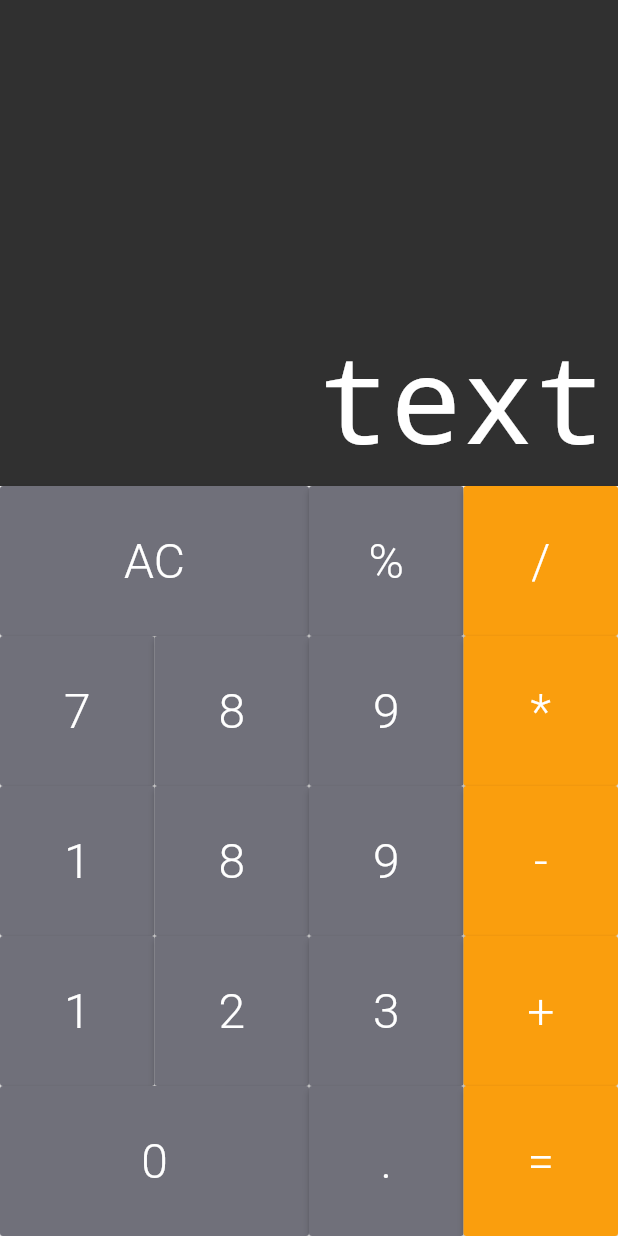
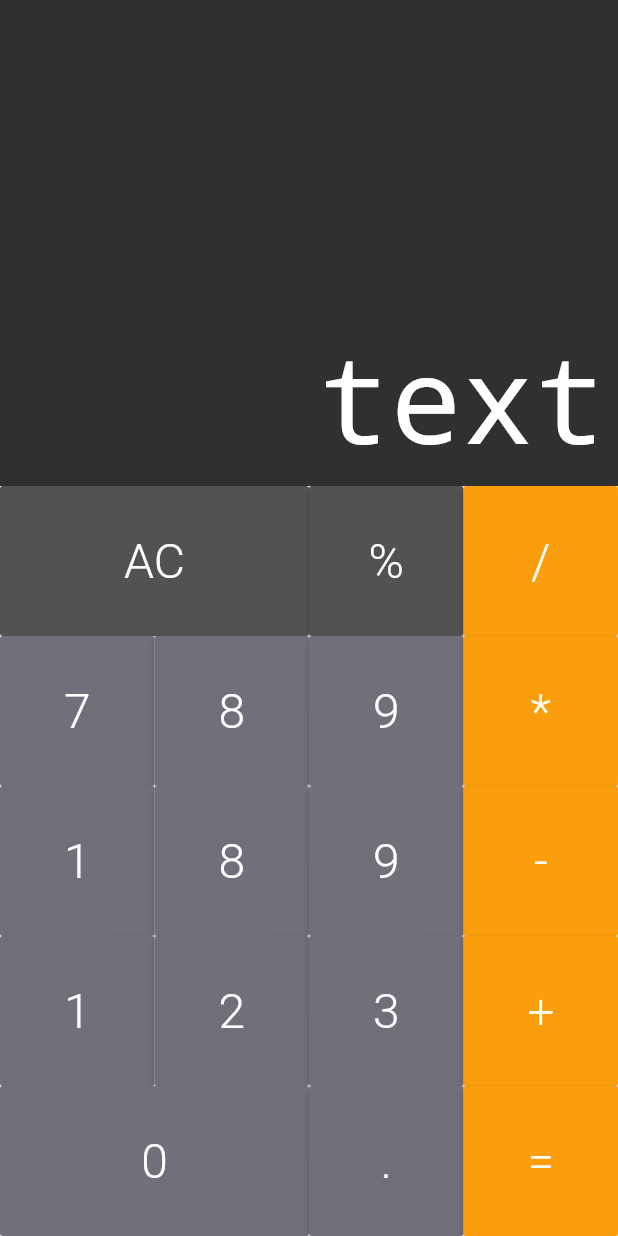
Before and after one commit to eliezerantonio/calculadora, a Flutter app: the screen it shows after launch, on a phone screen of 412 x 824 dp. Run offline on Flutter 3.47's test engine with Material 2 defaults, Android fonts, the phone set to English and light mode, and no system bars; drawn by our look-alikes of auto_size_text.

Commit message:
pasando fuccao nos botoes

```diff
--- a/lib/models/memory.dart
+++ b/lib/models/memory.dart
@@ -1,4 +1,4 @@
 class Memory{
 
-
+  String
 }
--- a/lib/screens/calculator.dart
+++ b/lib/screens/calculator.dart
@@ -4,13 +4,18 @@ import 'package:flutter/material.dart';
 
 class Calculator extends StatelessWidget {
   const Calculator({Key key}) : super(key: key);
+  _onPressed(String text) {
+    print(text);
+  }
 
   @override
   Widget build(BuildContext context) {
     return Column(
       children: [
         Display("text"),
-        Keyboard(),
+        Keyboard(
+          cb: _onPressed,
+        ),
       ],
     );
   }
--- a/lib/screens/keyboard.dart
+++ b/lib/screens/keyboard.dart
@@ -3,8 +3,8 @@ import 'package:calculadora/widgets/buttom_row.dart';
 import 'package:flutter/material.dart';
 
 class Keyboard extends StatelessWidget {
-  const Keyboard({Key key}) : super(key: key);
-
+  const Keyboard({Key key, this.cb}) : super(key: key);
+  final void Function(String) cb;
   @override
   Widget build(BuildContext context) {
     return Container(
@@ -12,36 +12,36 @@ class Keyboard extends StatelessWidget {
       child: Column(
         children: [
           ButtonRow([
-            Button.big(
-              text: "AC",
+            Button.big(text: "AC", color: Button.DARK, cb: cb),
+            Button(
+              text: "%",
+              color: Button.DARK,
+              cb: cb,
             ),
-            Button(text: "%"),
-            Button.operation(text: "/"),
+            Button.operation(text: "/", cb: cb),
           ]),
           ButtonRow([
-            Button(text: "7"),
-            Button(text: "8"),
-            Button(text: "9"),
-            Button.operation(text: "*"),
+            Button(text: "7", cb: cb),
+            Button(text: "8", cb: cb),
+            Button(text: "9", cb: cb),
+            Button.operation(text: "*", cb: cb),
           ]),
           ButtonRow([
-            Button(text: "1"),
-            Button(text: "8"),
-            Button(text: "9"),
-            Button.operation(text: "-"),
+            Button(text: "1", cb: cb),
+            Button(text: "8", cb: cb),
+            Button(text: "9", cb: cb),
+            Button.operation(text: "-", cb: cb),
           ]),
           ButtonRow([
-            Button(text: "1"),
-            Button(text: "2"),
-            Button(text: "3"),
-            Button.operation(text: "+"),
+            Button(text: "1", cb: cb),
+            Button(text: "2", cb: cb),
+            Button(text: "3", cb: cb),
+            Button.operation(text: "+", cb: cb),
           ]),
           ButtonRow([
-            Button.big(
-              text: "0",
-            ),
-            Button(text: "."),
-            Button.operation(text: "="),
+            Button.big(text: "0", cb: cb),
+            Button(text: ".", cb: cb),
+            Button.operation(text: "=", cb: cb),
           ]),
         ],
       ),
--- a/lib/widgets/buttom.dart
+++ b/lib/widgets/buttom.dart
@@ -1,9 +1,12 @@
 import 'package:flutter/material.dart';
 
 class Button extends StatelessWidget {
-  const Button({this.text, this.big = false, this.color = DEFAULT});
-  const Button.big({this.text, this.big = true, this.color = DEFAULT});
-  const Button.operation({this.text, this.big = false, this.color = OPERATION});
+  const Button(
+      {this.text, this.big = false, this.color = DEFAULT, @required this.cb});
+  const Button.big(
+      {this.text, this.big = true, this.color = DEFAULT, @required this.cb});
+  const Button.operation(
+      {this.text, this.big = false, this.color = OPERATION, @required this.cb});
 
   static const DARK = Color.fromRGBO(82, 82, 82, 1);
   static const DEFAULT = Color.fromRGBO(112, 112, 122, 1);
@@ -12,13 +15,15 @@ class Button extends StatelessWidget {
   final bool big;
   final Color color;
 
+  final void Function(String) cb;
+
   @override
   Widget build(BuildContext context) {
     return Expanded(
       flex: big ? 2 : 1,
       child: RaisedButton(
         color: this.color,
-        onPressed: () {},
+        onPressed: () => cb(text),
         child: Text(
           text,
           style: TextStyle(
```
